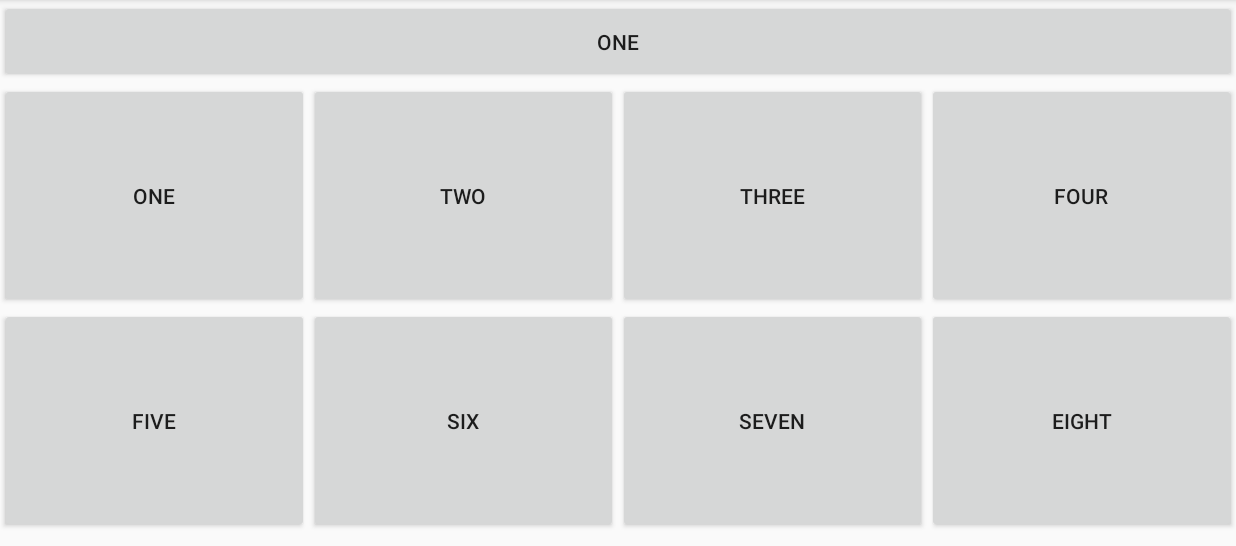
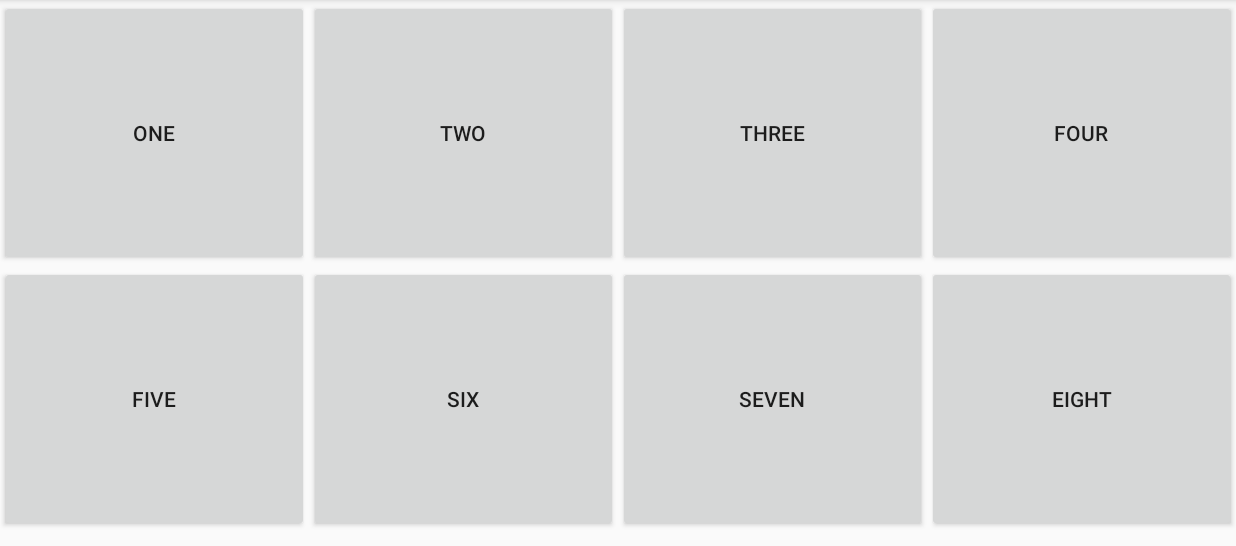
Before and after one commit to ctkim/BeatTHIS, an Android app: the screen it shows after launch (MainActivity), on a phone screen of 824 x 412 dp (held sideways), the part 72-618 px from its top. Run offline under Robolectric (Android 15) with nearby library versions, the phone set to English and light mode, and no system bars.

```diff
--- a/src/main/res/layout/activity_main.xml
+++ b/src/main/res/layout/activity_main.xml
@@ -3,24 +3,9 @@
     android:layout_height="fill_parent"
     android:orientation="vertical" >
 
-    <!--  -->
     <LinearLayout xmlns:android="http://schemas.android.com/apk/res/android"
         android:layout_width="fill_parent"
-        android:layout_height="55dp"
-        android:orientation="horizontal" >
-
-        <Button
-            android:id="@+id/button1"
-            android:layout_width="0dp"
-            android:layout_height="fill_parent"
-            android:layout_weight="50"
-            android:text="One" />
-
-    </LinearLayout>
-
-    <LinearLayout xmlns:android="http://schemas.android.com/apk/res/android"
-        android:layout_width="fill_parent"
-        android:layout_height="150dp"
+        android:layout_height="177dp"
         android:orientation="horizontal" >
 
     <Button
@@ -57,7 +42,7 @@
 
     <LinearLayout xmlns:android="http://schemas.android.com/apk/res/android"
         android:layout_width="fill_parent"
-        android:layout_height="150dp"
+        android:layout_height="177dp"
         android:orientation="horizontal" >
 
         <Button
```
Also changed, not shown: src/main/java/com/example/awesomemusicselectorapp/MainActivity.java (+35 -9 lines).
